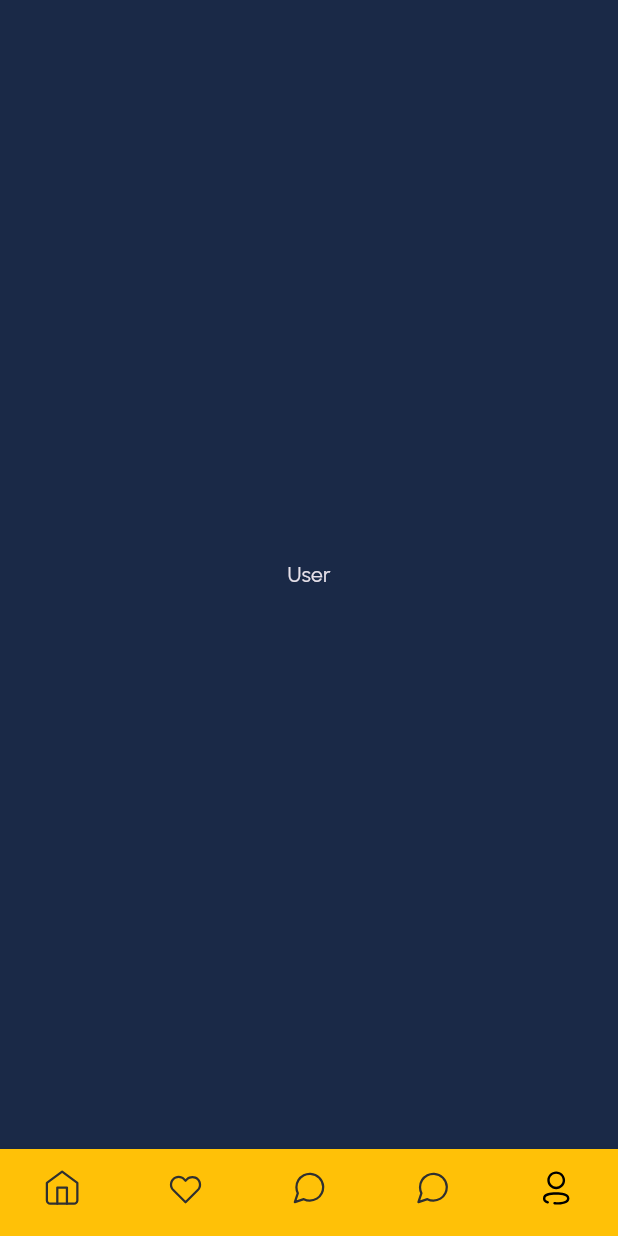
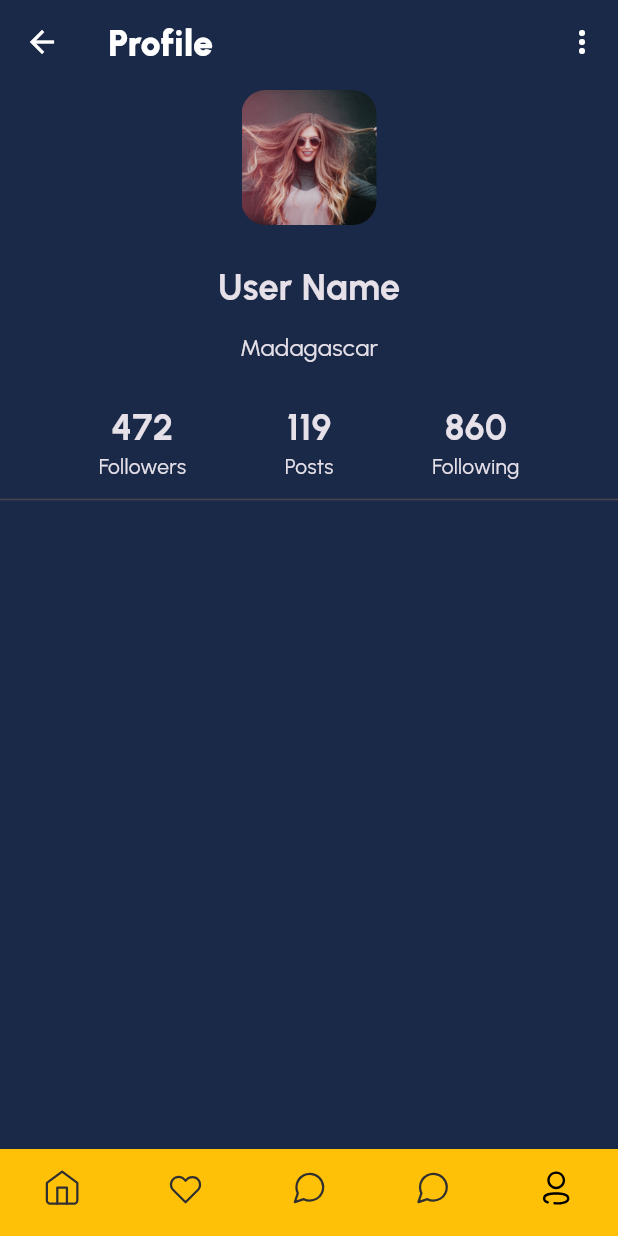
Before and after one commit to emitsianis/the-real-thing, a Flutter app: the MainPage screen opened by its route, item 5 of the bottom bar chosen, on a phone screen of 412 x 824 dp. Run offline on Flutter 3.47's test engine with Material 3 defaults, Android fonts, the phone set to English and light mode, and no system bars; our stand-ins replace flutter_svg; project files that could hold a hidden picture were left out.

Commit message:
Add: Edit profile page, constants for strings and routes

```diff
--- /dev/null
+++ b/lib/components/toolbar.dart
@@ -0,0 +1,28 @@
+import 'package:flutter/material.dart';
+import 'package:the_real_thing/styles/app_text.dart';
+
+import '../styles/app_colors.dart';
+
+class Toolbar extends StatelessWidget implements PreferredSizeWidget {
+  final String title;
+  final List<Widget>? actions;
+
+  const Toolbar({super.key, required this.title, this.actions});
+
+  @override
+  Widget build(BuildContext context) {
+    return AppBar(
+      title: Text(
+        title,
+        style: AppText.header1,
+      ),
+      backgroundColor: AppColors.background,
+      foregroundColor: AppColors.white,
+      centerTitle: false,
+      actions: actions,
+    );
+  }
+
+  @override
+  Size get preferredSize => const Size.fromHeight(60);
+}
--- /dev/null
+++ b/lib/config/app_routes.dart
@@ -0,0 +1,6 @@
+class AppRoutes {
+  static const login = '/';
+  static const home = '/home';
+  static const main = '/main';
+  static const editProfile = '/edit_profile';
+}
--- /dev/null
+++ b/lib/config/app_strings.dart
@@ -0,0 +1,31 @@
+class AppStrings {
+  static const appName = 'The Real Thing';
+  static const helloWelcome = 'Hello, welcome back!';
+  static const loginToContinue = 'Login to continue';
+  static const username = 'Username';
+  static const password = 'Password';
+  static const forgotPassword = 'Forgot password?';
+  static const orSignInWith = 'Or sign in with';
+  static const loginWithGoogle = 'Login with Google';
+  static const loginWithFacebook = 'Login with Facebook';
+  static const dontHaveAccount = "Don't have an account?";
+  static const signUp = "Sign up";
+  static const home = "Home";
+  static const favorites = "Favorites";
+  static const add = "Add";
+  static const messages = "Messages";
+  static const user = "User";
+  static const followers = "Followers";
+  static const posts = "Posts";
+  static const following = "Following";
+  static const profile = "Profile";
+  static const editProfile = "EditProfile";
+  static const firstName = "First name";
+  static const lastName = "Last name";
+  static const phoneNumber = "Phone number";
+  static const location = "Location";
+  static const login = "Login";
+  static const addPost = "Add post";
+  static const edit = "Edit";
+  static const logout = "Logout";
+}
--- a/lib/pages/main_page.dart
+++ b/lib/pages/main_page.dart
@@ -1,6 +1,8 @@
 import 'package:flutter/material.dart';
 import 'package:flutter_svg/flutter_svg.dart';
+import 'package:the_real_thing/config/app_strings.dart';
 import 'package:the_real_thing/pages/home_page.dart';
+import 'package:the_real_thing/pages/profile_page.dart';
 
 class MainPage extends StatefulWidget {
   const MainPage({super.key});
@@ -14,10 +16,10 @@ class _MainPageState extends State<MainPage> {
 
   final pages = [
     HomePage(),
-    const Center(child: Text("Favorite")),
-    const Center(child: Text("Add Post")),
-    const Center(child: Text("Messages")),
-    const Center(child: Text("User")),
+    const Center(child: Text(AppStrings.favorites)),
+    const Center(child: Text(AppStrings.addPost)),
+    const Center(child: Text(AppStrings.messages)),
+    ProfilePage(),
   ];
 
   @override
@@ -38,23 +40,23 @@ class _MainPageState extends State<MainPage> {
         items: [
           BottomNavigationBarItem(
             icon: SvgPicture.asset("assets/svg/ic_home.svg"),
-            label: "Home",
+            label: AppStrings.home,
           ),
           BottomNavigationBarItem(
             icon: SvgPicture.asset("assets/svg/ic_favorite.svg"),
-            label: "Favorite",
+            label: AppStrings.favorites,
           ),
           BottomNavigationBarItem(
             icon: SvgPicture.asset("assets/svg/ic_messages.svg"),
-            label: "Add Post",
+            label: AppStrings.addPost,
           ),
           BottomNavigationBarItem(
             icon: SvgPicture.asset("assets/svg/ic_messages.svg"),
-            label: "Message",
+            label: AppStrings.messages,
           ),
           BottomNavigationBarItem(
             icon: SvgPicture.asset("assets/svg/ic_user.svg"),
-            label: "User",
+            label: AppStrings.user,
           ),
         ],
       ),
--- /dev/null
+++ b/lib/pages/profile_page.dart
@@ -0,0 +1,108 @@
+import 'package:flutter/material.dart';
+import 'package:the_real_thing/components/toolbar.dart';
+import 'package:the_real_thing/config/app_routes.dart';
+import 'package:the_real_thing/styles/app_text.dart';
+
+import '../config/app_strings.dart';
+
+enum ProfileMenu {
+  edit,
+  logout,
+}
+
+class ProfilePage extends StatelessWidget {
+  const ProfilePage({super.key});
+
+  @override
+  Widget build(BuildContext context) {
+    return Scaffold(
+      appBar: Toolbar(
+        title: AppStrings.profile,
+        actions: [
+          PopupMenuButton<ProfileMenu>(
+            itemBuilder: (context) {
+              return [
+                const PopupMenuItem(
+                  value: ProfileMenu.edit,
+                  child: Text(AppStrings.edit),
+                ),
+                const PopupMenuItem(
+                  value: ProfileMenu.logout,
+                  child: Text(AppStrings.logout),
+                ),
+              ];
+            },
+            icon: const Icon(Icons.more_vert),
+            onSelected: (value) {
+              switch (value) {
+                case ProfileMenu.edit:
+                  Navigator.of(context).pushNamed(AppRoutes.editProfile);
+                  break;
+                case ProfileMenu.logout:
+                  print('Logout');
+                  break;
+              }
+            },
+          )
+        ],
+      ),
+      body: Column(children: [
+        ClipRRect(
+          borderRadius: const BorderRadius.all(Radius.circular(16)),
+          child: Image.asset(
+            'assets/temp/user1.png',
+            width: 90,
+            height: 90,
+          ),
+        ),
+        const SizedBox(height: 24),
+        const Text(
+          'User Name',
+          style: AppText.header2,
+        ),
+        const SizedBox(height: 12),
+        const Text(
+          'Madagascar',
+          style: AppText.subtitle3,
+        ),
+        const SizedBox(height: 24),
+        const Row(
+          mainAxisAlignment: MainAxisAlignment.spaceEvenly,
+          children: [
+            Column(
+              children: [
+                Text(
+                  '472',
+                  style: AppText.header2,
+                ),
+                Text(AppStrings.followers),
+              ],
+            ),
+            Column(
+              children: [
+                Text(
+                  '119',
+                  style: AppText.header2,
+                ),
+                Text(AppStrings.posts),
+              ],
+            ),
+            Column(
+              children: [
+                Text(
+                  '860',
+                  style: AppText.header2,
+                ),
+                Text(AppStrings.following),
+              ],
+            )
+          ],
+        ),
+        const Divider(
+          thickness: 1,
+          height: 24,
+        ),
+      ]),
+    );
+  }
+}
```
Also changed, not shown: lib/components/app_text_field.dart (added, +20 -0 lines), lib/main.dart (+7 -4 lines), lib/pages/edit_profile_page.dart (added, +24 -0 lines), lib/pages/home_page.dart (+11 -8 lines), lib/pages/login_page.dart (+14 -12 lines).
